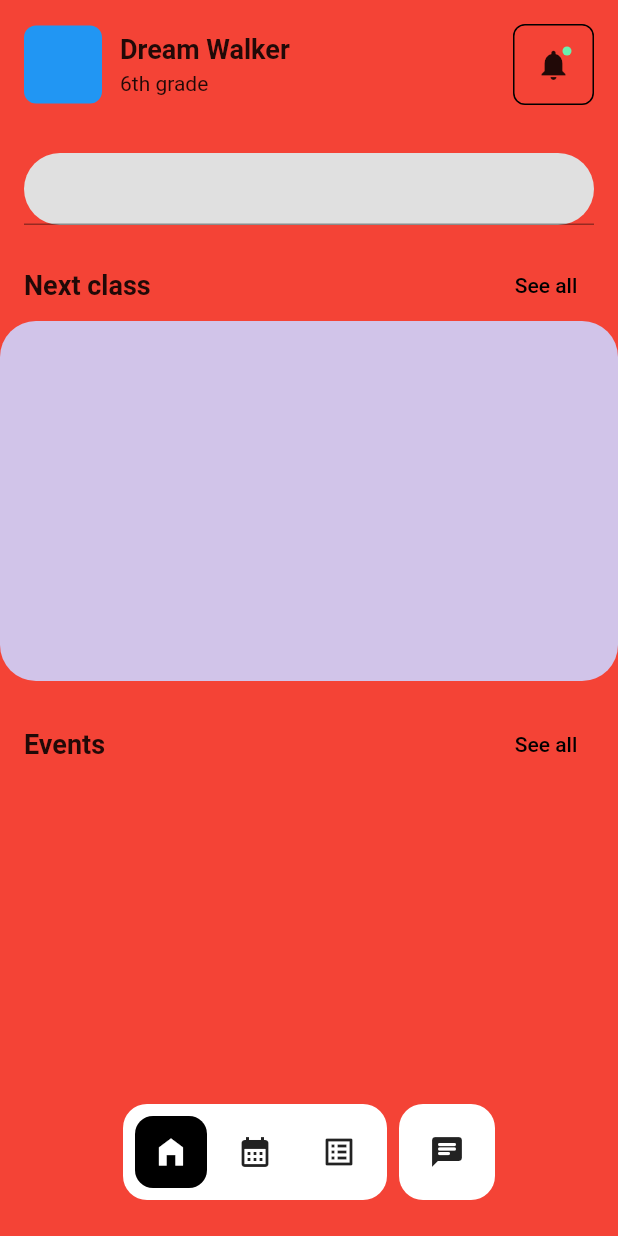
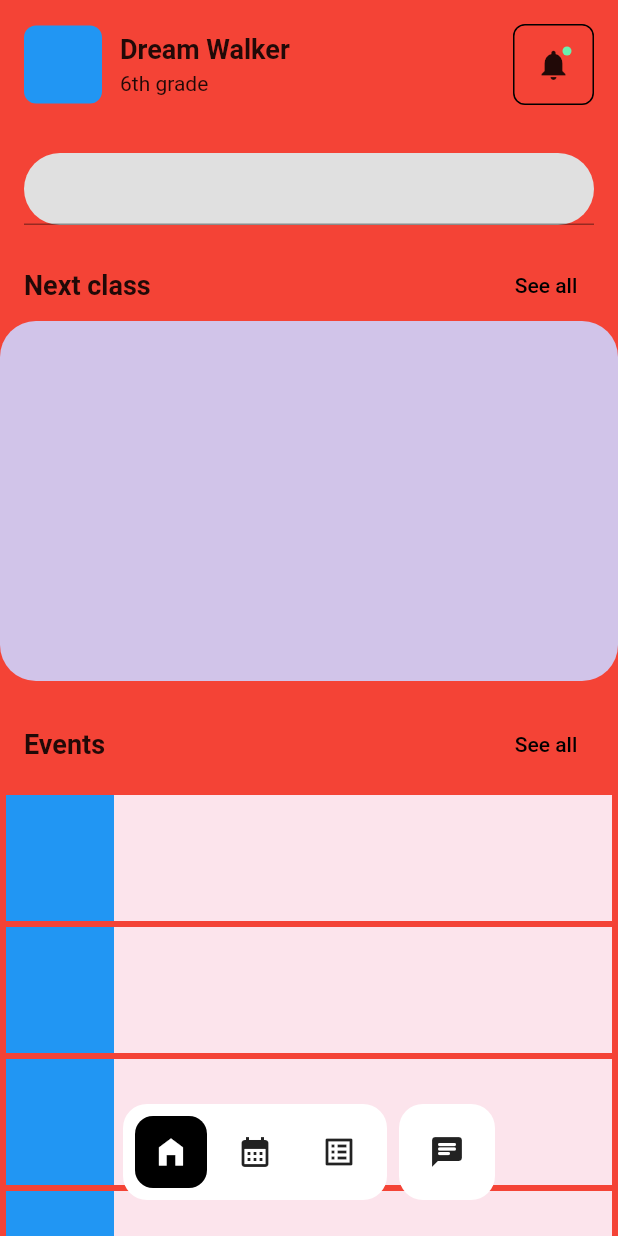
Before and after one commit to JAICHANGPARK/flutter_notebook_chapter_31, a Flutter app: the StudentMainPage screen opened directly, on a phone screen of 412 x 824 dp. Run offline on Flutter 3.47's test engine with Material 2 defaults, Android fonts, the phone set to English and light mode, and no system bars; our stand-ins replace percent_indicator.

Commit message:
Update student_main_page.dart

```diff
--- a/lib/ep1596_student_app/view/student_main_page.dart
+++ b/lib/ep1596_student_app/view/student_main_page.dart
@@ -135,9 +135,27 @@ class _StudentMainPageState extends State<StudentMainPage> {
                             ),
                           ),
                           Column(
-                            children: List.generate(10, (index) => Container(
-
-                            )),
+                            children: List.generate(
+                              10,
+                              (index) => Container(
+                                margin: EdgeInsets.symmetric(
+                                  horizontal: 4,
+                                  vertical: 2
+                                ),
+                                decoration: BoxDecoration(color: Colors.pink[50]),
+                                child: Row(
+                                  children: [
+                                    Container(
+                                      height: 84,
+                                      width: 72,
+                                      decoration: BoxDecoration(
+                                        color: Colors.blue,
+                                      ),
+                                    )
+                                  ],
+                                ),
+                              ),
+                            ),
                           )
                         ],
                       ),
```
